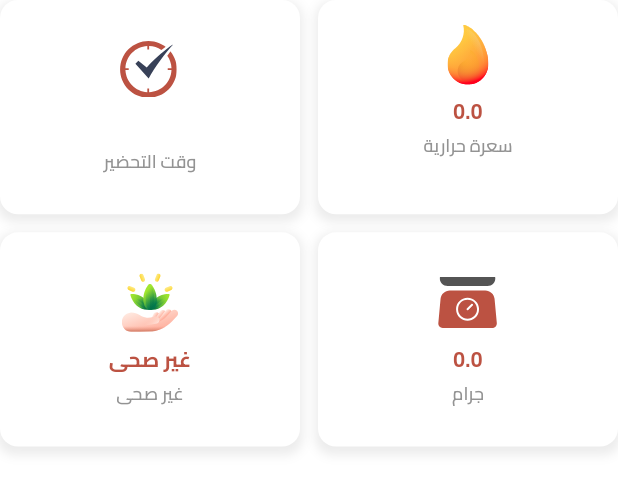
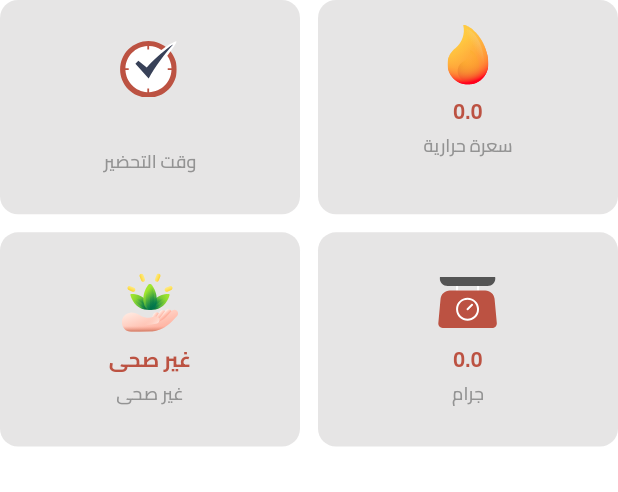
Before and after one commit to AbdulrhmanM0hamed/Reef-Coffe, a Flutter app: the ProductDetialsGridView widget shown alone on an empty page, opened directly with empty values, on a phone screen of 412 x 824 dp. Shown: the top 492 px of the screen. Run offline on Flutter 3.47's test engine with Material 3 defaults, Android fonts, the phone set to English and light mode, and no system bars; our stand-ins replace bloc, bottom_navy_bar, cached_network_image, carousel_slider, dartz, equatable and 15 more; accounts and stored records are empty; network calls fail; project files that could hold a hidden picture were left out.

```diff
--- a/lib/feature/details/presentation/view/widgets/product_detials_gridview.dart
+++ b/lib/feature/details/presentation/view/widgets/product_detials_gridview.dart
@@ -27,17 +27,10 @@ class ProductDetialsGridView extends StatelessWidget {
         return Container(
           decoration: BoxDecoration(
             color: Theme.of(context).brightness == Brightness.dark
-                ? TColors.darkerGrey
-                : TColors.white,
+                ? Colors.grey[900]
+                : const Color.fromARGB(255, 230, 229, 229),
             borderRadius: BorderRadius.circular(12),
-            boxShadow: [
-              BoxShadow(
-                color: Colors.grey.withOpacity(0.2),
-                spreadRadius: 2,
-                blurRadius: 5,
-                offset: const Offset(0, 3),
-              ),
-            ],
+
           ),
           child: Column(
             mainAxisAlignment: MainAxisAlignment.center,
--- a/lib/feature/details/presentation/view/widgets/product_image_section.dart
+++ b/lib/feature/details/presentation/view/widgets/product_image_section.dart
@@ -1,5 +1,6 @@
 import 'package:cached_network_image/cached_network_image.dart';
 import 'package:flutter/material.dart';
+import 'package:hyper_market/core/utils/constants/colors.dart';
 import 'package:hyper_market/feature/details/presentation/view/widgets/arrow_back_widget.dart';
 
 class ProductImageSection extends StatelessWidget {
```
Also changed, not shown: lib/feature/details/presentation/view/widgets/arrow_back_widget.dart (+29 -17 lines).
